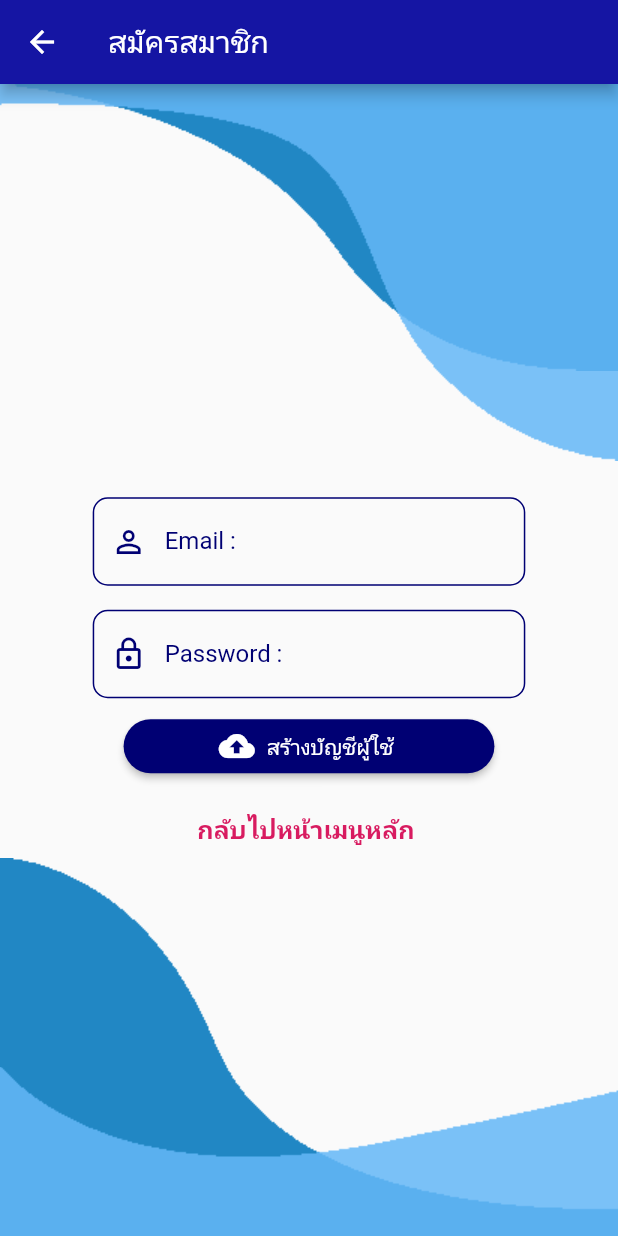
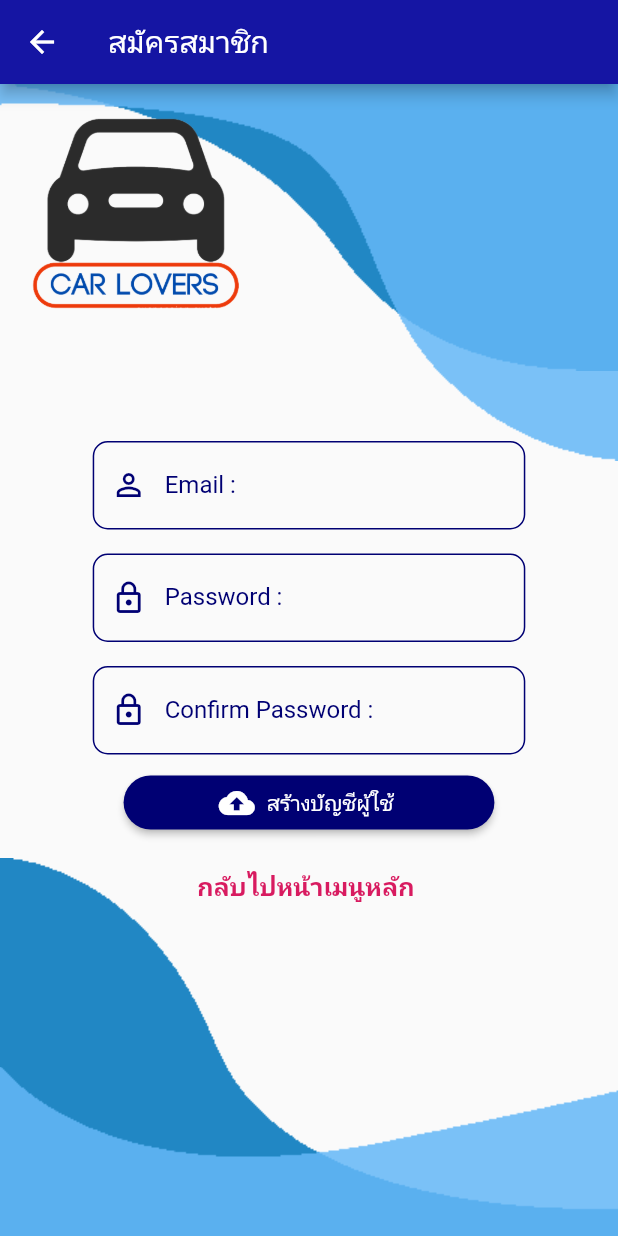
Before and after one commit to chatbodin/Lover_car_application, a Flutter app: the CreateAccount screen opened directly, on a phone screen of 412 x 824 dp. Run offline on Flutter 3.47's test engine with Material 2 defaults, Android fonts, the light colour scheme and no system bars; our stand-ins replace firebase_auth, firebase_core, flutter_signin_button, geolocator, google_maps_flutter, google_sign_in and 1 more; missing offline and left inert: flutter_phone_direct_caller; accounts and stored records are empty.

Commit message:
Start git

```diff
--- a/lover_car/lib/home.dart
+++ b/lover_car/lib/home.dart
@@ -2,9 +2,9 @@ import 'package:flutter/material.dart';
 import 'package:lover_car/page/history.dart';
 import 'package:lover_car/page/nofi.dart';
 import 'package:lover_car/page/oil.dart';
+import 'package:lover_car/page/service.dart';
 import 'package:lover_car/page/sum_oil.dart';
 import 'package:lover_car/page/tel.dart';
-import 'package:lover_car/servicecar/isuzu_ser.dart';
 
 class Home extends StatefulWidget {
   @override
@@ -19,7 +19,7 @@ class _HomeState extends State<Home> {
     Sumary(),
     Nofication(),
     Tel(),
-    isuzuchiangrai(),
+    Sercar(),
   ];
   final PageStorageBucket bucket = PageStorageBucket();
   Widget currentScreen = History();
@@ -145,7 +145,7 @@ class _HomeState extends State<Home> {
                     minWidth: 40,
                     onPressed: () {
                       setState(() {
-                        currentScreen = isuzuchiangrai();
+                        currentScreen = Sercar();
                         currentTab = 4;
                       });
                     },
--- a/lover_car/lib/login/auth_provider.dart
+++ b/lover_car/lib/login/auth_provider.dart
@@ -6,10 +6,14 @@ class AuthClass {
   FirebaseAuth auth = FirebaseAuth.instance;
 
   //Create Account
-  Future<String?> createAccount({required email, required password}) async {
+  Future<String?> createAccount(
+      {required email, required password, required confirmpassword}) async {
     try {
       await auth.createUserWithEmailAndPassword(
-          email: email, password: password);
+        email: email,
+        password: password,
+
+      );
       return "Account created";
     } on FirebaseAuthException catch (e) {
       if (e.code == 'weak-password') {
@@ -24,9 +28,15 @@ class AuthClass {
 
   //Sign in user
   Future<String?> signIN(
-      {required String email, required String password}) async {
+      {required String email,
+      required String password,
+      }) async {
     try {
-      await auth.signInWithEmailAndPassword(email: email, password: password);
+      await auth.signInWithEmailAndPassword(
+        email: email,
+        password: password,
+
+      );
       return "Welcome";
     } on FirebaseAuthException catch (e) {
       if (e.code == 'user-not-found') {
--- a/lover_car/lib/login/create_account.dart
+++ b/lover_car/lib/login/create_account.dart
@@ -16,8 +16,67 @@ class _CreateAccountState extends State<CreateAccount> {
   //String? typeUser, name, user, password;
   TextEditingController _email = TextEditingController();
   TextEditingController _password = TextEditingController();
+  TextEditingController _confirmpassword = TextEditingController();
+  // ignore: unused_field
+  final GlobalKey<FormState> _formkey = GlobalKey<FormState>();
+  bool isLoading = false;
 
-  bool isLoading = false;
+  @override
+  Widget build(BuildContext context) {
+    screenWidth = MediaQuery.of(context).size.width;
+    screenHeight = MediaQuery.of(context).size.height;
+    return Scaffold(
+      resizeToAvoidBottomInset: false,
+      appBar: AppBar(
+        title: Text('สมัครสมาชิก'),
+        backgroundColor: Mystyle().primaryColor,
+      ),
+      body: Stack(
+        children: [
+          Mystyle().buildBackground(screenWidth, screenHeight),
+          SizedBox(
+              height: 180,
+              child: Image.asset(
+                'images/logos.png',
+                fit: BoxFit.contain,
+              )),
+          buildContent(),
+        ],
+      ),
+    );
+  }
+
+  Center buildContent() {
+    return Center(
+      child: isLoading == false
+          ? SingleChildScrollView(
+              key: _formkey,
+              //คียร์บอร์ดจะไม่overflow
+              child: Column(
+                children: <Widget>[
+                  buildUser(),
+                  buildPassword(),
+                  buildConfirmpassword(),
+                  buildCreateAccount(),
+                  SizedBox(
+                    height: 20,
+                  ),
+                  GestureDetector(
+                    onTap: () {
+                      Navigator.push(context,
+                          MaterialPageRoute(builder: (context) => Authen()));
+                    },
+                    child: Text(
+                      "กลับไปหน้าเมนูหลัก ",
+                      style: Mystyle().activeStyle(),
+                    ),
+                  ),
+                ],
+              ),
+            )
+          : Center(child: CircularProgressIndicator()),
+    );
+  }
 
   Container buildUser() {
     return Container(
@@ -47,8 +106,20 @@ class _CreateAccountState extends State<CreateAccount> {
     return Container(
       margin: EdgeInsets.only(top: 16),
       width: screenWidth! * 0.70,
-      child: TextField(
+      child: TextFormField(
+        obscureText: true,
+        keyboardType: TextInputType.text,
         controller: _password,
+        validator: (value) {
+          if (value!.isEmpty) {
+            return 'Please a Enter Password';
+          }
+          return null;
+        },
+        // onSaved: ( phone) {
+        //   _phone = phone!;
+        // },
+
         //onChanged: (value) => password = value.trim(),
         decoration: InputDecoration(
           prefixIcon: Icon(
@@ -67,52 +138,42 @@ class _CreateAccountState extends State<CreateAccount> {
     );
   }
 
-  @override
-  Widget build(BuildContext context) {
-    screenWidth = MediaQuery.of(context).size.width;
-    screenHeight = MediaQuery.of(context).size.height;
-    return Scaffold(
-      resizeToAvoidBottomInset: false,
-      appBar: AppBar(
-        title: Text('สมัครสมาชิก'),
-        backgroundColor: Mystyle().primaryColor,
+  Container buildConfirmpassword() {
+    return Container(
+      margin: EdgeInsets.only(top: 16),
+      width: screenWidth! * 0.70,
+      child: TextFormField(
+        obscureText: true,
+        keyboardType: TextInputType.text,
+        controller: _confirmpassword,
+        validator: (value) {
+          if (value!.isEmpty) {
+            return 'Please re-enter password';
+          }
+          print(_password.text);
+
+          print(_confirmpassword.text);
+
+          if (_password.text != _confirmpassword.text) {
+            return "Password does not match";
+          }
+
+          return null;
+        },
+        decoration: InputDecoration(
+          prefixIcon: Icon(
+            Icons.lock_outline,
+            color: Mystyle().darkColor,
+          ),
+          labelStyle: Mystyle().darkStyle(),
+          labelText: 'Confirm Password :',
+          enabledBorder: OutlineInputBorder(
+              borderRadius: BorderRadius.circular(10),
+              borderSide: BorderSide(color: Mystyle().darkColor)),
+          focusedBorder: OutlineInputBorder(
+              borderSide: BorderSide(color: Mystyle().lightColor)),
+        ),
       ),
-      body: Stack(
-        children: [
-          Mystyle().buildBackground(screenWidth, screenHeight),
-          buildContent(),
-        ],
-      ),
-    );
-  }
-
-  Center buildContent() {
-    return Center(
-      child: isLoading == false
-          ? SingleChildScrollView(
-              //คียร์บอร์ดจะไม่overflow
-              child: Column(
-                children: [
-                  buildUser(),
-                  buildPassword(),
-                  buildCreateAccount(),
-                  SizedBox(
-                    height: 20,
-                  ),
-                  GestureDetector(
-                    onTap: () {
-                      Navigator.push(context,
-                          MaterialPageRoute(builder: (context) => Authen()));
-                    },
-                    child: Text(
-                      "กลับไปหน้าเมนูหลัก ",
-                      style: Mystyle().activeStyle(),
-                    ),
-                  ),
-                ],
-              ),
-            )
-          : Center(child: CircularProgressIndicator()),
     );
   }
 
@@ -127,12 +188,22 @@ class _CreateAccountState extends State<CreateAccount> {
                 RoundedRectangleBorder(borderRadius: BorderRadius.circular(30)),
           ),
           onPressed: () {
+            if (_formkey.currentState!.validate()) {
+              print("successful");
+
+              return;
+            } else {
+              print("UnSuccessfull");
+            }
+
             setState(() {
               isLoading = true;
             });
             AuthClass()
                 .createAccount(
-                    email: _email.text.trim(), password: _password.text.trim())
+                    email: _email.text.trim(),
+                    password: _password.text.trim(),
+                    confirmpassword: _password.text.trim())
                 .then((value) {
               if (value == "Account created") {
                 setState(() {
--- a/lover_car/lib/login/home1.dart
+++ b/lover_car/lib/login/home1.dart
@@ -1,7 +1,8 @@
 import 'package:firebase_auth/firebase_auth.dart';
 import 'package:flutter/material.dart';
 import 'package:lover_car/login/auth_provider.dart';
-import 'package:lover_car/login/authen.dart';
+
+import 'package:lover_car/login/menulogin.dart';
 
 class HomePage extends StatefulWidget {
   @override
@@ -25,7 +26,7 @@ class _HomePageState extends State<HomePage> {
                 AuthClass().signOut();
                 Navigator.pushAndRemoveUntil(
                     context,
-                    MaterialPageRoute(builder: (context) => Authen()),
+                    MaterialPageRoute(builder: (context) => menusLogin()),
                     (route) => false);
                 //sign Out User
               })
--- a/lover_car/lib/page/service.dart
+++ b/lover_car/lib/page/service.dart
@@ -103,7 +103,7 @@ class _SercarState extends State<Sercar> {
         children: [
           // Country Dropdown
           DropdownButton<String>(
-            hint: Text('selecttypecar'),
+            hint: Text('เลือกรุ่นรถยนต์'),
             value: selectedtypecar,
             isExpanded: true,
             items: typecar.map((String value) {
@@ -144,7 +144,7 @@ class _SercarState extends State<Sercar> {
           SizedBox(height: 40.0),
           // providers Dropdown
           DropdownButton<String>(
-            hint: Text('selectprovince'),
+            hint: Text('เลือกจังหวัด'),
             value: selectedprovince,
             isExpanded: true,
             items: providers.map((String value) {
@@ -156,6 +156,7 @@ class _SercarState extends State<Sercar> {
             onChanged: (providers) {
               setState(() {
                 selectedprovince = providers;
+
               });
             },
           ),
--- a/lover_car/lib/unit/my_style.dart
+++ b/lover_car/lib/unit/my_style.dart
@@ -12,6 +12,7 @@ class Mystyle {
       color: Colors.pink.shade600, fontWeight: FontWeight.w700, fontSize: 17);
 
   Widget showLogo() => Image(
+
         image: AssetImage('images/logos.png'),
       );
 
--- a/lover_car/lib/widget/signout.dart
+++ b/lover_car/lib/widget/signout.dart
@@ -1,6 +1,7 @@
 import 'package:flutter/material.dart';
 import 'package:lover_car/login/auth_provider.dart';
-import 'package:lover_car/login/authen.dart';
+
+import 'package:lover_car/login/menulogin.dart';
 
 class MySignOut extends StatelessWidget {
   @override
@@ -13,7 +14,7 @@ class MySignOut extends StatelessWidget {
             AuthClass().signOut();
             Navigator.pushAndRemoveUntil(
                 context,
-                MaterialPageRoute(builder: (context) => Authen()),
+                MaterialPageRoute(builder: (context) => menusLogin()),
                 (route) => false);
           },
           leading: Icon(
```
Also changed, not shown: lover_car/lib/login/authen.dart (+3 -22 lines), lover_car/lib/login/menulogin.dart (added, +170 -0 lines), lover_car/lib/login/register.dart (added, +138 -0 lines), lover_car/lib/login/splash.dart (+2 -5 lines).
